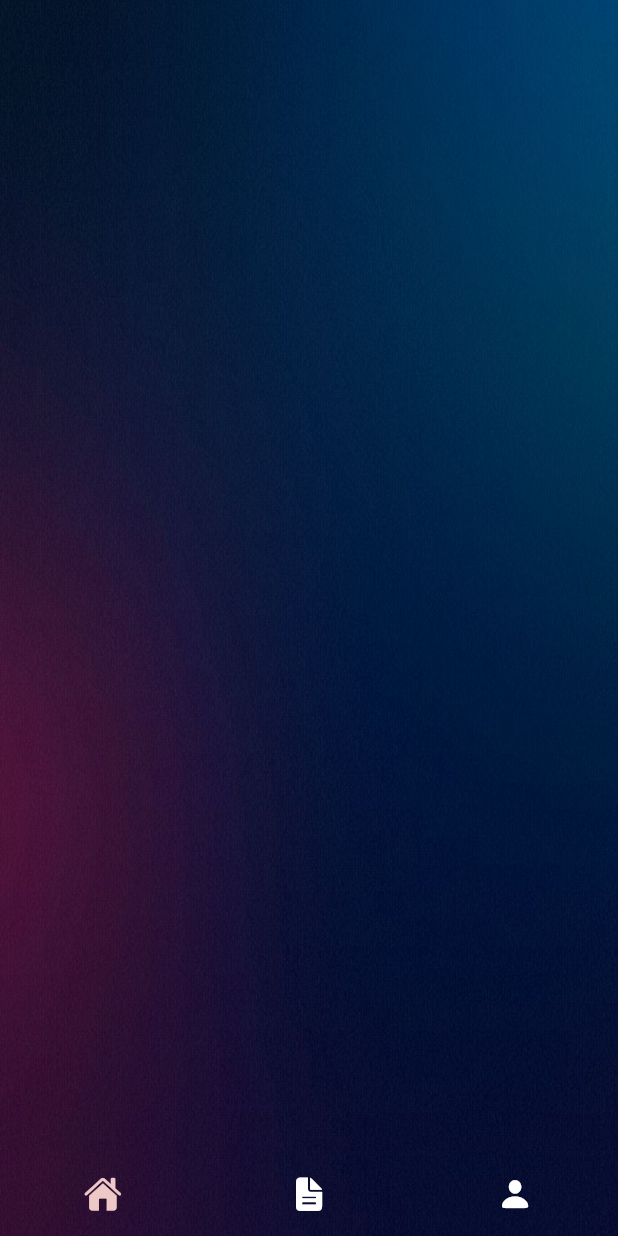
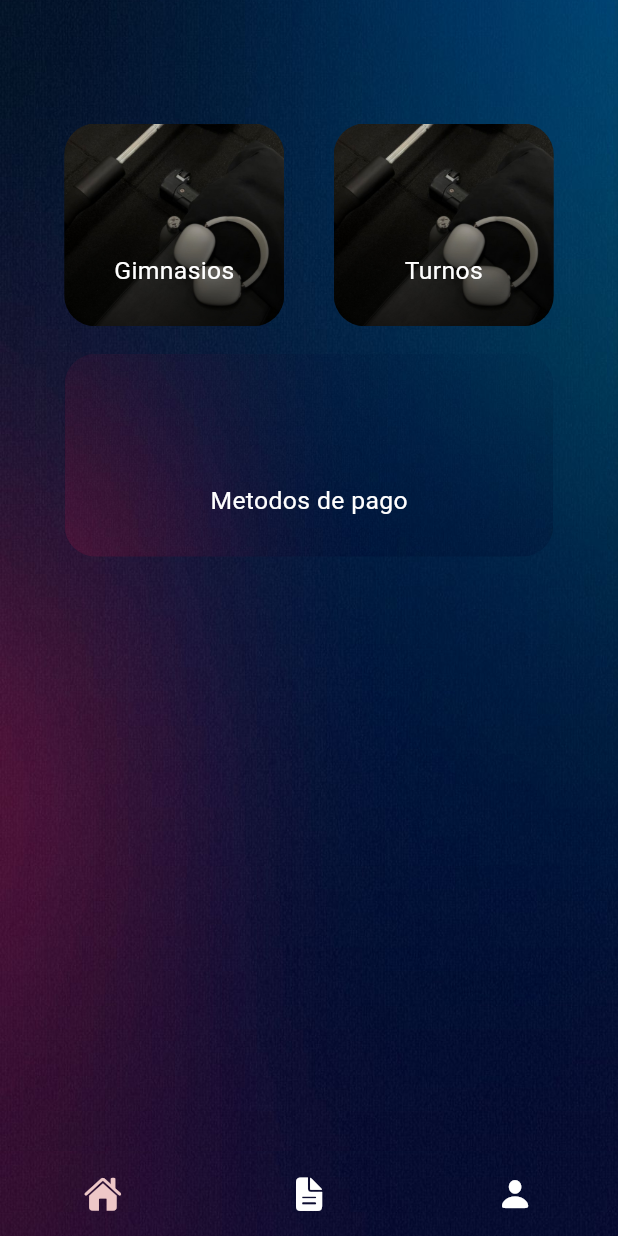
Before and after one commit to Pablorivas47/FlutterAppGym, a Flutter app: the screen it shows once a user with an empty profile is signed in, on a phone screen of 412 x 824 dp. Run offline on Flutter 3.47's test engine with Material 3 defaults, Android fonts, the phone set to English and light mode, and no system bars; our stand-ins replace cloud_firestore, firebase_auth, firebase_core; accounts and stored records are empty.

Commit message:
Create home and cards

```diff
--- /dev/null
+++ b/lib/Screens/home/components/gym_card.dart
@@ -0,0 +1,54 @@
+import 'package:flutter/material.dart';
+import 'package:flutter_application_1/constants/size_config.dart';
+
+// ignore: must_be_immutable
+class GymCard extends StatelessWidget {
+  final String name;
+  final ImageProvider<Object> image;
+  final Function()? onTap;
+  final EdgeInsets padding;
+  final double? width;
+  final double? height;
+
+  const GymCard({
+    super.key,
+    required this.name,
+    required this.onTap,
+    required this.image,
+    required this.padding,
+    this.width,
+    this.height,
+  });
+
+  @override
+  Widget build(BuildContext context) {
+    return GestureDetector(
+      onTap: onTap,
+      child: AnimatedContainer(
+        width: width,
+        height: height,
+        decoration: BoxDecoration(
+          borderRadius: BorderRadius.circular(SizeConfig.screenWidth * 0.05),
+          image: DecorationImage(
+            fit: BoxFit.cover,
+            image: image,
+          ),
+        ),
+        duration: const Duration(microseconds: 1),
+        child: Center(
+          child: Padding(
+            padding: padding,
+            child: Text(
+              name,
+              style: TextStyle(
+                color: Colors.white,
+                fontSize: SizeConfig.screenHeight * 0.02,
+                fontWeight: FontWeight.w400,
+              ),
+            ),
+          ),
+        ),
+      ),
+    );
+  }
+}
--- a/lib/Screens/home/components/gyms.dart
+++ /dev/null
@@ -1 +0,0 @@
-//list.generate
--- a/lib/Screens/home/home.dart
+++ b/lib/Screens/home/home.dart
@@ -1,5 +1,6 @@
 import 'package:flutter/material.dart';
-import 'package:flutter_application_1/Services/firebase_service.dart';
+import 'package:flutter_application_1/Screens/home/components/gym_card.dart';
+import 'package:flutter_application_1/constants/size_config.dart';
 
 class Home extends StatefulWidget {
   const Home({super.key});
@@ -20,30 +21,60 @@ class _HomeState extends State<Home> {
       ),
       child: Scaffold(
         backgroundColor: Colors.transparent,
-        body: FutureBuilder(
-          future: getGYM(),
-          builder: (context, snapshot) {
-            if (snapshot.connectionState == ConnectionState.waiting) {
-              return const Center(child: CircularProgressIndicator());
-            } else {
-              var gyms = snapshot.data;
-              return ListView.builder(
-                itemCount: gyms?.length,
-                itemBuilder: (BuildContext context, int index) {
-                  var gymData = gyms?[index];
-                  String name =
-                      gymData['name'] ?? 'Unnamed Gym'; // Manejo de nulos
-                  return ListTile(
-                    title: Text(
-                      name,
-                      style: const TextStyle(color: Colors.white),
-                    ),
-                  );
-                },
-              );
-            }
-          },
-        ),
+        body: Column(children: [
+          SizedBox(height: SizeConfig.screenHeight * 0.1),
+          Padding(
+            padding: EdgeInsets.symmetric(
+              horizontal: SizeConfig.screenWidth * 0.104,
+            ),
+            child: Row(
+              mainAxisAlignment: MainAxisAlignment.spaceBetween,
+              children: [
+                GymCard(
+                  name: 'Gimnasios',
+                  onTap: () {
+                    Navigator.pushNamed(context, '/gyms');
+                  },
+                  image: const AssetImage("assets/image/Fondo_Login.jpg"),
+                  width: SizeConfig.screenWidth * 0.356,
+                  height: SizeConfig.screenHeight * 0.164,
+                  padding: EdgeInsets.only(
+                    top: SizeConfig.screenHeight * 0.075,
+                  ),
+                ),
+                GymCard(
+                  name: 'Turnos',
+                  onTap: () {
+                    Navigator.pushNamed(context, '/gyms');
+                  },
+                  image: const AssetImage("assets/image/Fondo_Login.jpg"),
+                  width: SizeConfig.screenWidth * 0.356,
+                  height: SizeConfig.screenHeight * 0.164,
+                  padding: EdgeInsets.only(
+                    top: SizeConfig.screenHeight * 0.075,
+                  ),
+                ),
+              ],
+            ),
+          ),
+          SizedBox(height: SizeConfig.screenHeight * 0.0223),
+          Padding(
+            padding: EdgeInsets.symmetric(
+              horizontal: SizeConfig.screenWidth * 0.104,
+            ),
+            child: GymCard(
+              name: 'Metodos de pago',
+              onTap: () {},
+              image: const AssetImage("assets/image/Fondo_Sing_In.jpg"),
+              width: SizeConfig.screenWidth * 0.791,
+              height: SizeConfig.screenHeight * 0.164,
+              padding: EdgeInsets.only(
+                top: SizeConfig.screenHeight * 0.075,
+              ),
+            ),
+          ),
+          SizedBox(height: SizeConfig.screenHeight * 0.0223),
+        ]),
       ),
     );
   }
--- a/lib/Screens/login.dart
+++ b/lib/Screens/login.dart
@@ -78,8 +78,7 @@ class _Login extends State<Login> {
       child: Scaffold(
           resizeToAvoidBottomInset: false,
           backgroundColor: Colors.transparent,
-          body: Form(
-            child: Stack(children: <Widget>[
+          body: Stack(children: <Widget>[
             Padding(
               padding: EdgeInsets.only(
                 left: SizeConfig.screenWidth * 0.09,
@@ -265,8 +264,7 @@ class _Login extends State<Login> {
                 ),
               ]),
             ),
-            ]),
-          )),
+          ])),
     );
   }
 }
--- a/lib/Screens/password_and_security.dart
+++ b/lib/Screens/password_and_security.dart
@@ -2,7 +2,6 @@ import 'package:flutter/material.dart';
 import 'package:flutter_application_1/components/custom_app_bar.dart';
 import 'package:flutter_application_1/components/custom_button.dart';
 import 'package:flutter_application_1/components/custom_gesture_dectector.dart';
-import 'package:flutter_application_1/components/custom_navigation_bar.dart';
 import 'package:flutter_application_1/components/custom_text_field.dart';
 import 'package:flutter_application_1/constants/size_config.dart';
 
--- a/lib/Services/routes.dart
+++ b/lib/Services/routes.dart
@@ -1,5 +1,6 @@
 import 'package:flutter/material.dart';
 import 'package:flutter_application_1/Screens/forget_password.dart';
+import 'package:flutter_application_1/Screens/home/gymnasios.dart';
 import 'package:flutter_application_1/Screens/home/home.dart';
 import 'package:flutter_application_1/Screens/login.dart';
 import 'package:flutter_application_1/Screens/page_404.dart';
@@ -62,4 +63,7 @@ final Map<String, WidgetBuilder> routes = {
   '/passwordAndSecurity': (context) {
     return const PasswordAndSecurity();
   },
+  '/gyms': (context) {
+    return const Gyms();
+  },
 };
--- a/pubspec.yaml
+++ b/pubspec.yaml
@@ -42,6 +42,7 @@ dependencies:
   form_builder_validators: ^11.0.0
   flutter_form_builder: ^9.3.0
   provider: ^6.1.2
+  flutter_animated_button: ^2.0.3
 
 
 
```
Also changed, not shown: lib/Screens/home/components/gyms_card.dart (added, +58 -0 lines), lib/Screens/home/gymnasios.dart (added, +33 -0 lines), lib/Screens/personal_information.dart (+33 -5 lines), lib/Screens/profile.dart (+40 -8 lines), lib/Services/firebase_service.dart (+24 -19 lines), lib/components/custom_text_field.dart (+18 -1 lines), lib/Screens/home/components/gymCard.dart (deleted), pubspec.lock. Lines whose indentation alone changed are shown as unchanged.
